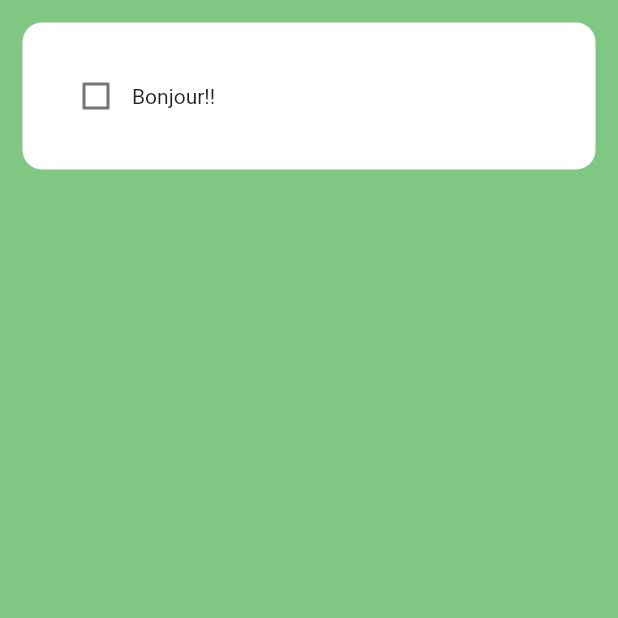
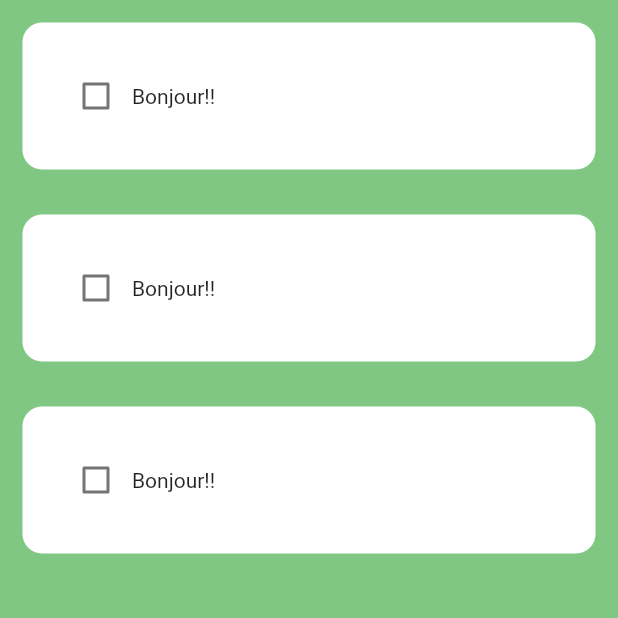
Before and after one commit to erdemgocen44/Calendar, a Flutter app: the screen it shows after launch, on a phone screen of 412 x 824 dp, the top half of it. Run offline on Flutter 3.47's test engine with Material 2 defaults, Android fonts, the phone set to English and light mode, and no system bars; our stand-ins replace flutter_heatmap_calendar.

Commit message:
habitTile list create

```diff
--- a/lib/home_page.dart
+++ b/lib/home_page.dart
@@ -32,6 +32,16 @@ class _HomePageState extends State<HomePage> {
             habitName: 'Bonjour!',
             onChanged: (value) => checkBoxTapped(value),
           ),
+          HabitTile(
+            habitComplete: habitCompleted,
+            habitName: 'Bonjour!',
+            onChanged: (value) => checkBoxTapped(value),
+          ),
+          HabitTile(
+            habitComplete: habitCompleted,
+            habitName: 'Bonjour!',
+            onChanged: (value) => checkBoxTapped(value),
+          ),
         ],
       ),
     );
```
